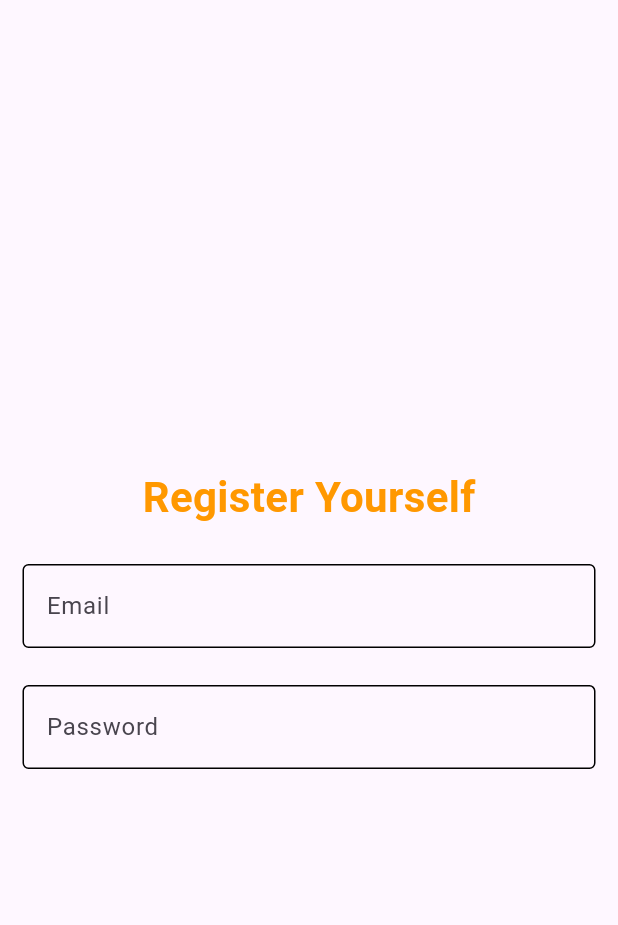
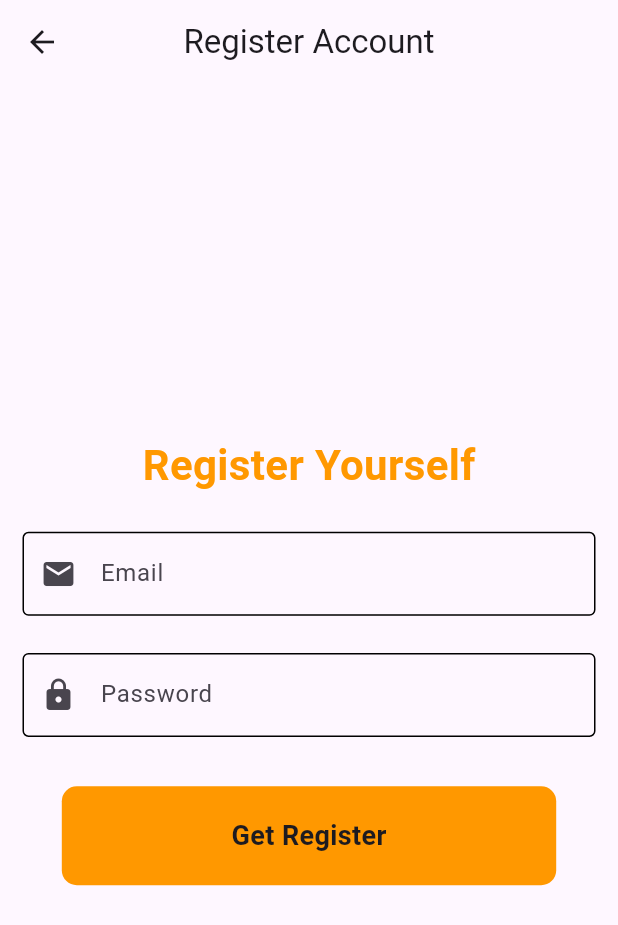
Before and after one commit to shahsawarkhanzada/blog_app_with_firebase, a Flutter app: the RegisterScreen screen opened directly, on a phone screen of 412 x 824 dp. Shown: the top 925 px of the screen. Run offline on Flutter 3.47's test engine with Material 3 defaults, Android fonts, the phone set to English and light mode, and no system bars; our stand-ins replace firebase_auth, firebase_core; accounts and stored records are empty.

```diff
--- a/lib/auth/Register_screen.dart
+++ b/lib/auth/Register_screen.dart
@@ -1,4 +1,7 @@
+import 'package:blog_app/Components/RoundedButton.dart';
+import 'package:firebase_auth/firebase_auth.dart';
 import 'package:flutter/material.dart';
+import 'package:flutter/widgets.dart';
 
 class RegisterScreen extends StatefulWidget {
   const RegisterScreen({super.key});
@@ -8,21 +11,32 @@ class RegisterScreen extends StatefulWidget {
 }
 
 class _RegisterScreenState extends State<RegisterScreen> {
-  final emailController = TextEditingController();
+  TextEditingController emailController = TextEditingController();
   TextEditingController passwordController = TextEditingController();
+  String email = '';
+  String password = '';
+  final formkey = GlobalKey<FormState>();
+  FirebaseAuth auth = FirebaseAuth.instance;
 
   @override
   Widget build(BuildContext context) {
     final height = MediaQuery.sizeOf(context).height * 1;
     final width = MediaQuery.sizeOf(context).width * 1;
     return Scaffold(
+      appBar: AppBar(
+        title: Text(
+          'Register Account',
+        ),
+        centerTitle: true,
+      ),
       body: Padding(
         padding: const EdgeInsets.symmetric(horizontal: 15),
+        child: Form(
           child: Column(
             mainAxisAlignment: MainAxisAlignment.center,
             crossAxisAlignment: CrossAxisAlignment.center,
             children: [
-            Text(
+              const Text(
                 'Register Yourself',
                 style: TextStyle(
                     color: Colors.orange,
@@ -35,7 +49,15 @@ class _RegisterScreenState extends State<RegisterScreen> {
               TextFormField(
                 controller: emailController,
                 decoration: const InputDecoration(
-                  hintText: 'Email', enabledBorder: OutlineInputBorder()),
+                    hintText: 'Email',
+                    prefixIcon: Icon(Icons.email),
+                    enabledBorder: OutlineInputBorder()),
+                onChanged: (String value) {
+                  email = value;
+                },
+                validator: (value) {
+                  return value!.isEmpty ? 'Enter email' : null;
+                },
               ),
               SizedBox(
                 height: height * 0.03,
@@ -43,9 +65,27 @@ class _RegisterScreenState extends State<RegisterScreen> {
               TextFormField(
                 controller: passwordController,
                 decoration: const InputDecoration(
-                  hintText: 'Password', enabledBorder: OutlineInputBorder()),
-            )
+                  hintText: 'Password',
+                  prefixIcon: Icon(Icons.lock),
+                  enabledBorder: OutlineInputBorder(),
+                ),
+                onChanged: (String value) {
+                  password = value;
+                },
+                validator: (value) {
+                  return value!.isEmpty ? 'Enter password' : null;
+                },
+              ),
+              SizedBox(
+                height: height * 0.04,
+              ),
+              RoundedButton(
+                  title: 'Get Register',
+                  onPress: () async {
+                    if (formkey.currentState!.validate()) {}
+                  })
             ],
+          ),
         ),
       ),
     );
```
Lines whose indentation alone changed are shown as unchanged.
